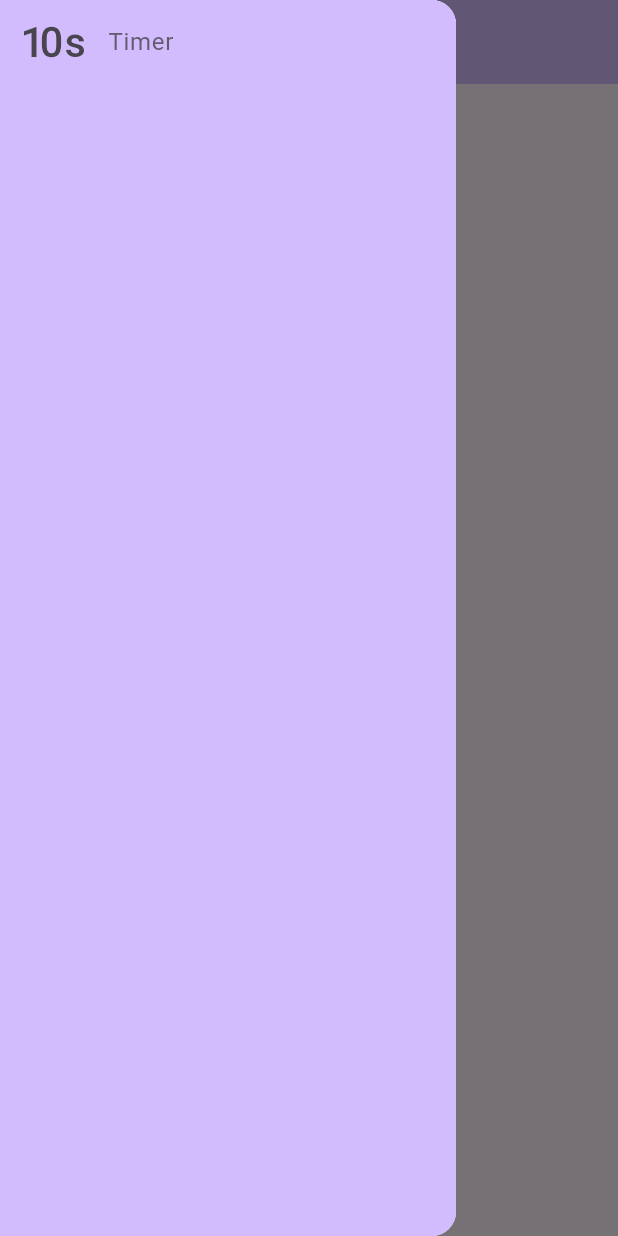
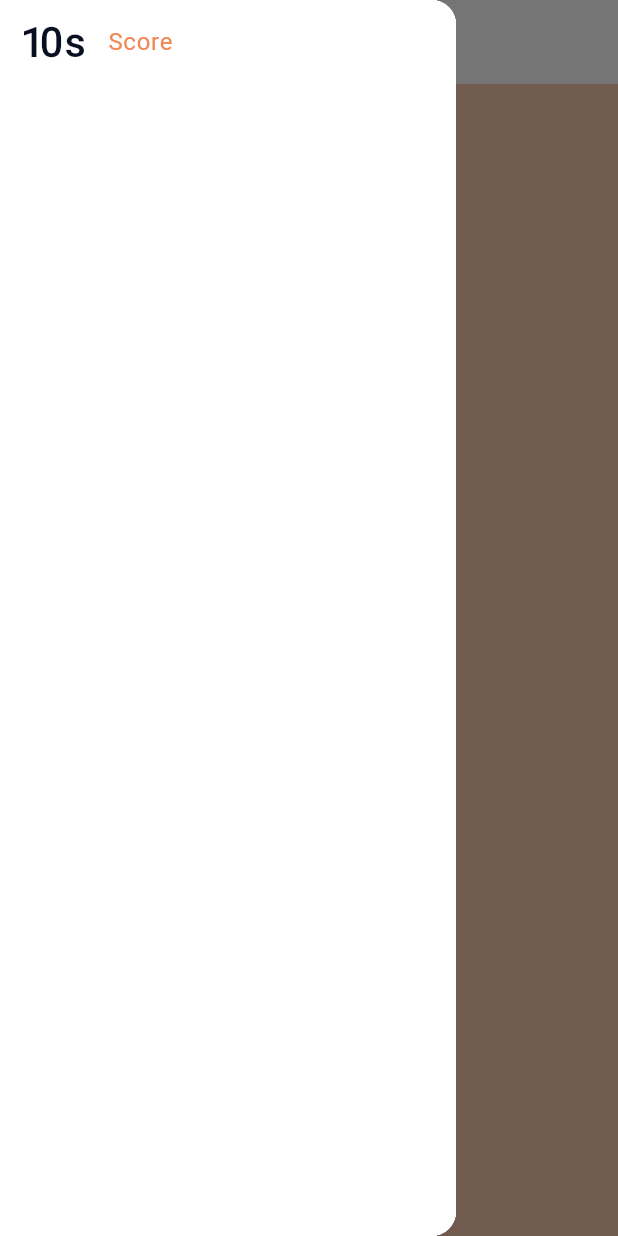
Before and after one commit to jack-rutherford/sailraceiq, a Flutter app: the screen it shows after launch, with the side drawer open, on a phone screen of 412 x 824 dp. Run offline on Flutter 3.47's test engine with Material 3 defaults, Android fonts, the phone set to English and light mode, and no system bars; missing offline and left inert: pausable_timer.

Commit message:
Added sailraceiq logo. Made light/dark themes and color palettes. Started a scoring page. Poetry toml updated with new email.

```diff
--- a/mobile/lib/home_page.dart
+++ b/mobile/lib/home_page.dart
@@ -1,4 +1,5 @@
 import 'package:flutter/material.dart';
+import 'package:mobile/util/routes.dart';
 
 class HomePage extends StatefulWidget {
   const HomePage({super.key, required this.title});
@@ -30,12 +31,23 @@ class _HomePageState extends State<HomePage> {
                 color: Theme.of(context).colorScheme.inversePrimary,
                 child: ListView(
                   children: [
+                    // ListTile(
+                    //   onTap: () {
+                    //     navIfDiff(context, Routes.timerPage);
+                    //   },
+                    //   title: Text(
+                    //     "Timer",
+                    //     style: TextStyle(
+                    //         color: Theme.of(context).colorScheme.secondary),
+                    //   ),
+                    //   leading: const Icon(Icons.timer_10, size: 40),
+                    // )
                     ListTile(
                       onTap: () {
-                        navIfDiff(context, '/timer');
+                        navIfDiff(context, Routes.scorePage);
                       },
                       title: Text(
-                        "Timer",
+                        "Score",
                         style: TextStyle(
                             color: Theme.of(context).colorScheme.secondary),
                       ),
--- a/mobile/lib/main.dart
+++ b/mobile/lib/main.dart
@@ -1,10 +1,10 @@
 import 'package:flutter/material.dart';
 import 'package:mobile/home_page.dart';
 import 'package:mobile/timer_page.dart';
+import 'package:mobile/util/routes.dart';
+import 'package:mobile/util/themes.dart';
 
-void main() {
-  runApp(const MainApp());
-}
+void main() => runApp(const MainApp());
 
 class MainApp extends StatefulWidget {
   const MainApp({super.key});
@@ -21,13 +21,12 @@
   Widget build(BuildContext context) {
     return MaterialApp(
       title: widget.title,
-      theme: ThemeData(
-        colorScheme: ColorScheme.fromSeed(seedColor: Colors.deepPurple),
-        useMaterial3: true,
-      ),
+      theme: AppTheme.light,
+      darkTheme: AppTheme.dark,
+      themeMode: ThemeMode.system,
       routes: {
-        '/': (context) => HomePage(title: widget.title),
-        '/timer': (context) => TimerPage(),
+        Routes.homePage: (context) => HomePage(title: widget.title),
+        Routes.timerPage: (context) => TimerPage(),
       }
     );
   }
--- a/mobile/lib/timer_page.dart
+++ b/mobile/lib/timer_page.dart
@@ -1,6 +1,6 @@
 import 'package:flutter/material.dart';
 import 'package:pausable_timer/pausable_timer.dart';
-import 'dart:async';
+// import 'dart:async';
 
 class TimerPage extends StatefulWidget {
   const TimerPage({super.key});
--- /dev/null
+++ b/mobile/lib/util/colors.dart
@@ -0,0 +1,32 @@
+import 'package:flutter/material.dart';
+
+// Primary color palette for SailRaceIQ
+const List<Color> primaryColors = [
+  Color(0xFF038AF5), // bright blue
+  Color(0xFF070F21), // deep navy
+  Color(0xFF11A0F3), // sky blue
+  Color(0xFF1D2F45), // muted navy
+  Color(0xFF536171), // blue-gray
+];
+
+// Secondary color palette
+const List<Color> secondaryColors = [
+  Color(0xFFF28755),
+  Color(0xFFEF6E36),
+];
+
+// Tertiary color palette
+const List<Color> tertiaryColors = [
+  Color(0xFFED4002),
+  Color(0xFFF6C7AA),
+  Color(0xFFBCD8E7),
+];
+
+// Utility class for direct references
+class Palette {
+  static Color primary = primaryColors[0];
+  static Color secondary = secondaryColors[0];
+  static Color accent = tertiaryColors[0];
+  static Color backgroundLight = tertiaryColors[1];
+  static Color backgroundDark = primaryColors[1];
+}
--- /dev/null
+++ b/mobile/lib/util/routes.dart
@@ -0,0 +1,5 @@
+class Routes {
+  static const String homePage = "/";
+  static const String timerPage = "/timer";
+  static const String scorePage = "/score";
+}
--- /dev/null
+++ b/mobile/lib/util/themes.dart
@@ -0,0 +1,49 @@
+import 'package:flutter/material.dart';
+import 'package:mobile/util/colors.dart';
+
+// Defines light and dark themes for SailRaceIQ
+class AppTheme {
+  static final ThemeData light = ThemeData(
+    brightness: Brightness.light,
+    primaryColor: Palette.primary,
+    scaffoldBackgroundColor: Palette.backgroundLight,
+    colorScheme: ColorScheme.light(
+      primary: Palette.primary,
+      secondary: Palette.secondary,
+      surface: Colors.white,
+      onPrimary: Colors.white,
+      onSecondary: Colors.white,
+      onSurface: Palette.backgroundDark,
+    ),
+    appBarTheme: AppBarTheme(
+      backgroundColor: Palette.primary,
+      foregroundColor: Colors.white,
+    ),
+    textTheme: const TextTheme(
+      bodyLarge: TextStyle(color: Colors.black87),
+      bodyMedium: TextStyle(color: Colors.black87),
+    ),
+  );
+
+  static final ThemeData dark = ThemeData(
+    brightness: Brightness.dark,
+    primaryColor: Palette.primary,
+    scaffoldBackgroundColor: Palette.backgroundDark,
+    colorScheme: ColorScheme.dark(
+      primary: Palette.primary,
+      secondary: Palette.secondary,
+      surface: Color(0xFF1D2F45),
+      onPrimary: Colors.white,
+      onSecondary: Colors.white,
+      onSurface: Palette.backgroundLight,
+    ),
+    appBarTheme: const AppBarTheme(
+      backgroundColor: Color(0xFF1D2F45),
+      foregroundColor: Colors.white,
+    ),
+    textTheme: const TextTheme(
+      bodyLarge: TextStyle(color: Colors.white),
+      bodyMedium: TextStyle(color: Colors.white70),
+    ),
+  );
+}
```
Also changed, not shown: mobile/lib/score_page.dart (added), pictures/sailraceiq_logo.png (added), 1 other file.
